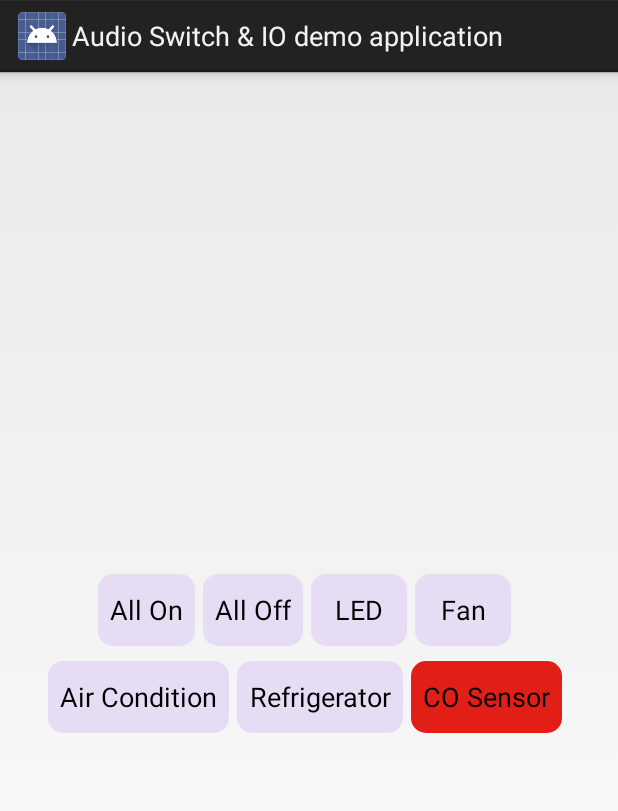
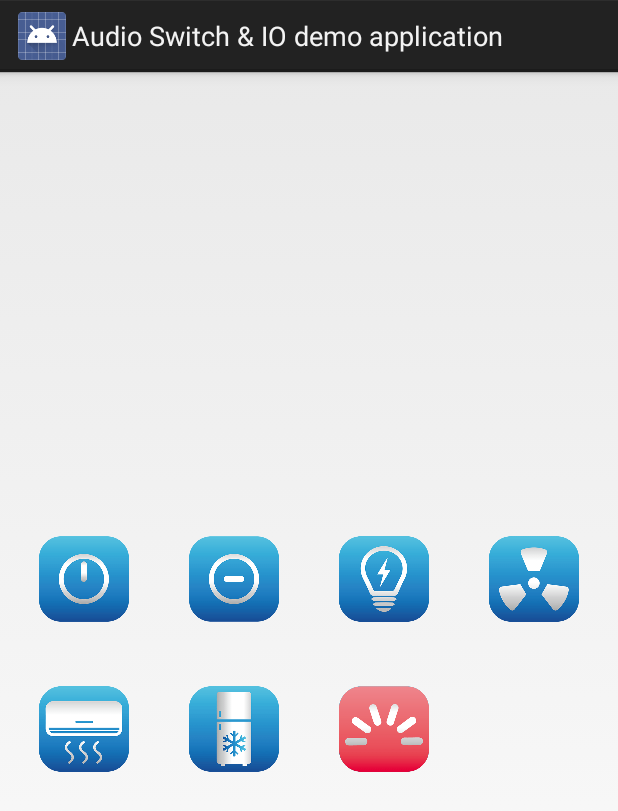
Before and after one commit to gangqiang01/jni-audioswitch, an Android app: the screen it shows after launch (MyActivity), on a phone screen of 412 x 824 dp. Shown: the top 811 px of the screen. Run offline under Robolectric (Android 15) with nearby library versions, the phone set to English and light mode, and no system bars; 3 statements that could not run were skipped.

Commit message:
change icon

```diff
--- a/app/src/main/java/com/example/root/hitr181b/MyActivity.java
+++ b/app/src/main/java/com/example/root/hitr181b/MyActivity.java
@@ -7,8 +7,8 @@ import android.os.Bundle;
 import android.os.Handler;
 import android.os.Message;
 import android.view.View;
-import android.widget.Button;
 import android.util.Log;
+import android.widget.ImageView;
 import android.widget.Toast;
 
 import java.util.Timer;
@@ -22,14 +22,13 @@ public class MyActivity extends Activity {
     private int air_flag = 0;
     private int fan_flag = 0;
     private int regri_flag = 0;
-    private int advcosensor_flag = 0;
-    private  Button Button_allon;
-    private  Button Button_alloff;
-    private  Button Button_led;
-    private  Button Button_air;
-    private  Button Button_fan;
-    private  Button Button_regri;
-    private  Button Button_advcosensor;
+    private  ImageView ImageView_allon;
+    private  ImageView ImageView_alloff;
+    private  ImageView ImageView_led;
+    private ImageView ImageView_air;
+    private  ImageView ImageView_fan;
+    private  ImageView ImageView_regri;
+    private  ImageView ImageView_advcosensor;
     Timer GetVPMtatusTimer;
 
 
@@ -42,20 +41,20 @@ public class MyActivity extends Activity {
         super.onCreate(savedInstanceState);
         setContentView(R.layout.activity_main);
 
-        Button_allon = (Button)findViewById(R.id.allon);
-        Button_alloff = (Button)findViewById(R.id.alloff);
-        Button_led = (Button)findViewById(R.id.led);
-        Button_air = (Button)findViewById(R.id.aircondition);
-        Button_fan = (Button)findViewById(R.id.fan);
-        Button_regri = (Button)findViewById(R.id.refrigerator);
-        Button_advcosensor = (Button)findViewById(R.id.cosensor);
+        ImageView_allon = (ImageView)findViewById(R.id.allon);
+        ImageView_alloff = (ImageView)findViewById(R.id.alloff);
+        ImageView_led = (ImageView)findViewById(R.id.led);
+        ImageView_air = (ImageView)findViewById(R.id.aircondition);
+        ImageView_fan = (ImageView)findViewById(R.id.fan);
+        ImageView_regri = (ImageView)findViewById(R.id.refrigerator);
+        ImageView_advcosensor = (ImageView)findViewById(R.id.cosensor);
 
 
 
 
         audiocontrol = new JNI_AudioSwitch();
 
-        Button_allon.setOnClickListener(new Button.OnClickListener()
+        ImageView_allon.setOnClickListener(new ImageView.OnClickListener()
         {
             public void onClick(View view) {
 
@@ -67,7 +66,7 @@ public class MyActivity extends Activity {
                 toast.show();
             }
         });
-        Button_alloff.setOnClickListener(new Button.OnClickListener()
+        ImageView_alloff.setOnClickListener(new ImageView.OnClickListener()
         {
             public void onClick(View view) {
                 audiocontrol.Set_AdvFan(true);
@@ -78,76 +77,76 @@ public class MyActivity extends Activity {
                 toast.show();
             }
         });
-        Button_air.setOnClickListener(new Button.OnClickListener()
+        ImageView_air.setOnClickListener(new ImageView.OnClickListener()
         {
             public void onClick(View view) {
 
                 switch(air_flag){
                     case 0:
                         audiocontrol.Set_AdvAir(false);
-                        Button_air.setActivated(true);
+                        ImageView_air.setImageDrawable(getResources().getDrawable(R.drawable.airconditioner_reverse));
                         air_flag = 1;
                         break;
                     case 1:
                         audiocontrol.Set_AdvAir(true);
-                        Button_air.setActivated(false);
+                        ImageView_air.setImageDrawable(getResources().getDrawable(R.drawable.aircondition));
                         air_flag = 0;
                         break;
                 }
 
             }
         });
-        Button_led.setOnClickListener(new Button.OnClickListener()
+        ImageView_led.setOnClickListener(new ImageView.OnClickListener()
         {
             public void onClick(View view) {
 
                 switch(led_flag){
                     case 0:
                         audiocontrol.Set_AdvLed(false);
-                        Button_led.setActivated(true);
+                        ImageView_led.setImageDrawable(getResources().getDrawable(R.drawable.led_reverse));
                         led_flag = 1;
                         break;
                     case 1:
                         audiocontrol.Set_AdvLed(true);
-                        Button_led.setActivated(false);
+                        ImageView_led.setImageDrawable(getResources().getDrawable(R.drawable.led));
                         led_flag = 0;
                         break;
                 }
 
             }
         });
-        Button_fan.setOnClickListener(new Button.OnClickListener()
+        ImageView_fan.setOnClickListener(new ImageView.OnClickListener()
         {
             public void onClick(View view) {
 
                 switch(fan_flag){
                     case 0:
                         audiocontrol.Set_AdvFan(false);
-                        Button_fan.setActivated(true);
+                        ImageView_fan.setImageDrawable(getResources().getDrawable(R.drawable.fan_reverse));
                         fan_flag = 1;
                         break;
                     case 1:
                         audiocontrol.Set_AdvFan(true);
-                        Button_fan.setActivated(false);
+                        ImageView_fan.setImageDrawable(getResources().getDrawable(R.drawable.fan));
                         fan_flag = 0;
                         break;
                 }
 
             }
         });
-        Button_regri.setOnClickListener(new Button.OnClickListener()
+        ImageView_regri.setOnClickListener(new ImageView.OnClickListener()
         {
             public void onClick(View view) {
 
                 switch(regri_flag){
                     case 0:
                         audiocontrol.Set_AdvRegri(false);
-                        Button_regri.setActivated(true);
+                        ImageView_regri.setImageDrawable(getResources().getDrawable(R.drawable.refrigerator_reverse));
                         regri_flag = 1;
                         break;
                     case 1:
                         audiocontrol.Set_AdvRegri(true);
-                        Button_regri.setActivated(false);
+                        ImageView_regri.setImageDrawable(getResources().getDrawable(R.drawable.refrigerator));
                         regri_flag = 0;
                         break;
                 }
@@ -168,9 +167,10 @@ public class MyActivity extends Activity {
             audiocontrol.Get_AdvCosensor(active);
             if(active[0]) {
                 Log.d("HIT-R181B", "cosensor_true");
-                Button_advcosensor.setActivated(false);
+                ImageView_advcosensor.setImageDrawable(getResources().getDrawable(R.drawable.cosensor));
+                audiocontrol.Set_AdvBuzzer(false);
             }else{
-                Button_advcosensor.setActivated(true);
+                ImageView_advcosensor.setImageDrawable(getResources().getDrawable(R.drawable.cosensor_reverse));
                 Log.d("HIT-R181B", "cosensor_false");
                 audiocontrol.Set_AdvBuzzer(true);
             }
--- a/app/src/main/res/layout/activity_main.xml
+++ b/app/src/main/res/layout/activity_main.xml
@@ -5,84 +5,76 @@
     android:orientation="vertical"
     android:gravity="center_vertical"
     >
-    <LinearLayout
-        android:layout_marginBottom="10dp"
-        android:layout_marginLeft="3dp"
-        android:layout_marginRight="3dp"
+    <GridLayout
+        android:layout_width="wrap_content"
         android:layout_height="wrap_content"
-        android:layout_width="match_parent"
-        android:gravity="center_horizontal"
+        android:orientation="horizontal"
+        android:layout_gravity="center_horizontal"
+        android:rowCount="2"
+        android:columnCount="4"
         >
-        <Button
+        <ImageView
             android:id="@+id/allon"
-            android:text="All On"
-            android:background="@drawable/button_shap"
-            android:layout_marginRight="5dp"
-            android:padding="8dp"
-            android:layout_width="wrap_content"
-            android:layout_height="wrap_content"
+            android:src="@drawable/allon"
+            android:layout_width="60dp"
+            android:layout_height="60dp"
+            android:layout_row="0"
+            android:layout_column="0"
+            android:layout_margin="20dp"
             />
-        <Button
+        <ImageView
             android:id="@+id/alloff"
-            android:text="All Off"
-            android:background="@drawable/button_shap"
-            android:layout_marginRight="5dp"
-            android:padding="8dp"
-            android:layout_height="wrap_content"
-            android:layout_width="wrap_content"
+            android:src="@drawable/alloff"
+            android:layout_width="60dp"
+            android:layout_height="60dp"
+            android:layout_row="0"
+            android:layout_column="1"
+            android:layout_margin="20dp"
             />
-        <Button
+        <ImageView
             android:id="@+id/led"
-            android:text="LED"
-            android:padding="8dp"
-            android:background="@drawable/button_shap"
-            android:layout_marginRight="5dp"
-            android:layout_height="wrap_content"
-            android:layout_width="wrap_content"
+            android:src="@drawable/led"
+            android:layout_width="60dp"
+            android:layout_height="60dp"
+            android:layout_row="0"
+            android:layout_column="2"
+            android:layout_margin="20dp"
             />
-        <Button
+        <ImageView
             android:id="@+id/fan"
-            android:text="Fan"
-            android:padding="8dp"
-            android:background="@drawable/button_shap"
-            android:layout_marginRight="5dp"
-            android:layout_height="wrap_content"
-            android:layout_width="wrap_content"
+            android:src="@drawable/fan"
+            android:layout_width="60dp"
+            android:layout_height="60dp"
+            android:layout_row="0"
+            android:layout_column="3"
+            android:layout_margin="20dp"
             />
-    </LinearLayout>
-    <LinearLayout
-        android:layout_marginLeft="3dp"
-        android:layout_marginRight="3dp"
-        android:layout_height="wrap_content"
-        android:layout_width="match_parent"
-        android:gravity="center_horizontal"
-        >
-        <Button
+        <ImageView
             android:id="@+id/aircondition"
-            android:text="Air Condition"
-            android:padding="8dp"
-            android:background="@drawable/button_shap"
-            android:layout_marginRight="5dp"
-            android:layout_width="wrap_content"
-            android:layout_height="wrap_content"
+            android:src="@drawable/aircondition"
+            android:layout_width="60dp"
+            android:layout_height="60dp"
+            android:layout_row="1"
+            android:layout_column="0"
+            android:layout_margin="20dp"
             />
-        <Button
+        <ImageView
             android:id="@+id/refrigerator"
-            android:text="Refrigerator"
-            android:padding="8dp"
-            android:background="@drawable/button_shap"
-            android:layout_marginRight="5dp"
-            android:layout_height="wrap_content"
-            android:layout_width="wrap_content"
+            android:src="@drawable/refrigerator"
+            android:layout_width="60dp"
+            android:layout_height="60dp"
+            android:layout_row="1"
+            android:layout_column="1"
+            android:layout_margin="20dp"
             />
-        <Button
+        <ImageView
             android:id="@+id/cosensor"
-            android:text="CO Sensor"
-            android:padding="8dp"
-            android:background="@drawable/button_cosensor"
-            android:layout_marginRight="5dp"
-            android:layout_height="wrap_content"
-            android:layout_width="wrap_content"
+            android:src="@drawable/cosensor"
+            android:layout_width="60dp"
+            android:layout_height="60dp"
+            android:layout_row="1"
+            android:layout_column="2"
+            android:layout_margin="20dp"
             />
-    </LinearLayout>
+    </GridLayout>
 </LinearLayout>
```
Also changed, not shown: app/src/main/res/drawable/aircondition.png (added), app/src/main/res/drawable/airconditioner_reverse.png (added), app/src/main/res/drawable/alloff.png (added), app/src/main/res/drawable/allon.png (added), app/src/main/res/drawable/cosensor.png (added), app/src/main/res/drawable/cosensor_reverse.png (added), app/src/main/res/drawable/fan.png (added), app/src/main/res/drawable/fan_reverse.png (added), app/src/main/res/drawable/led.png (added), app/src/main/res/drawable/led_reverse.png (added), app/src/main/res/drawable/refrigerator.png (added), app/src/main/res/drawable/refrigerator_reverse.png (added).
